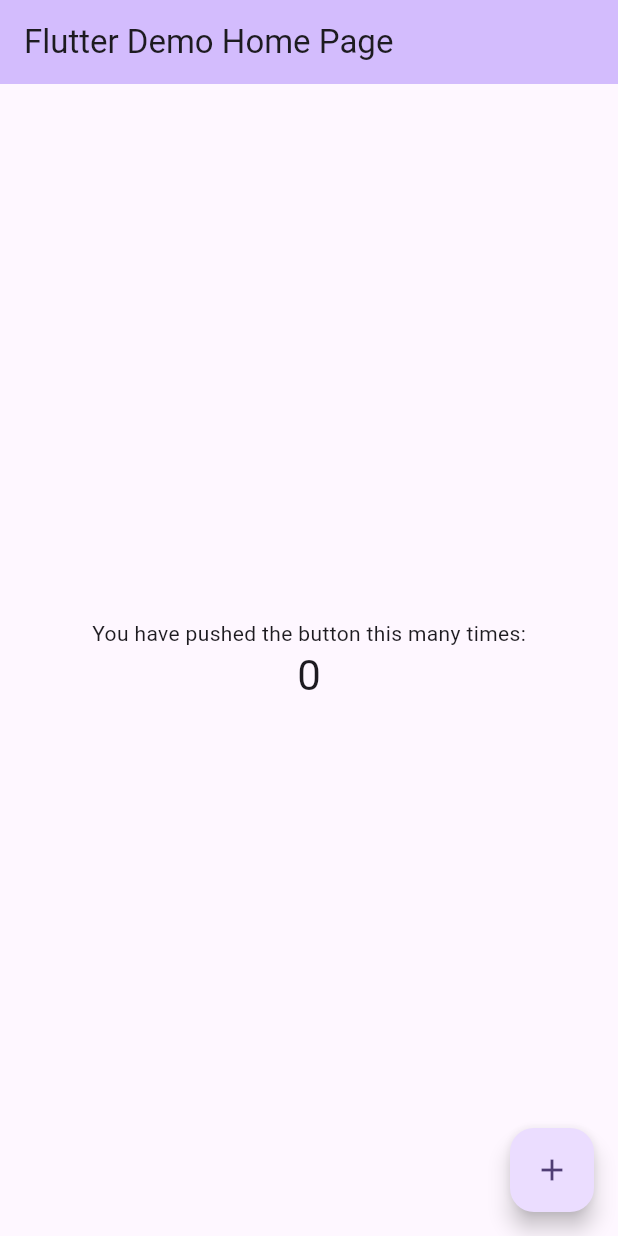
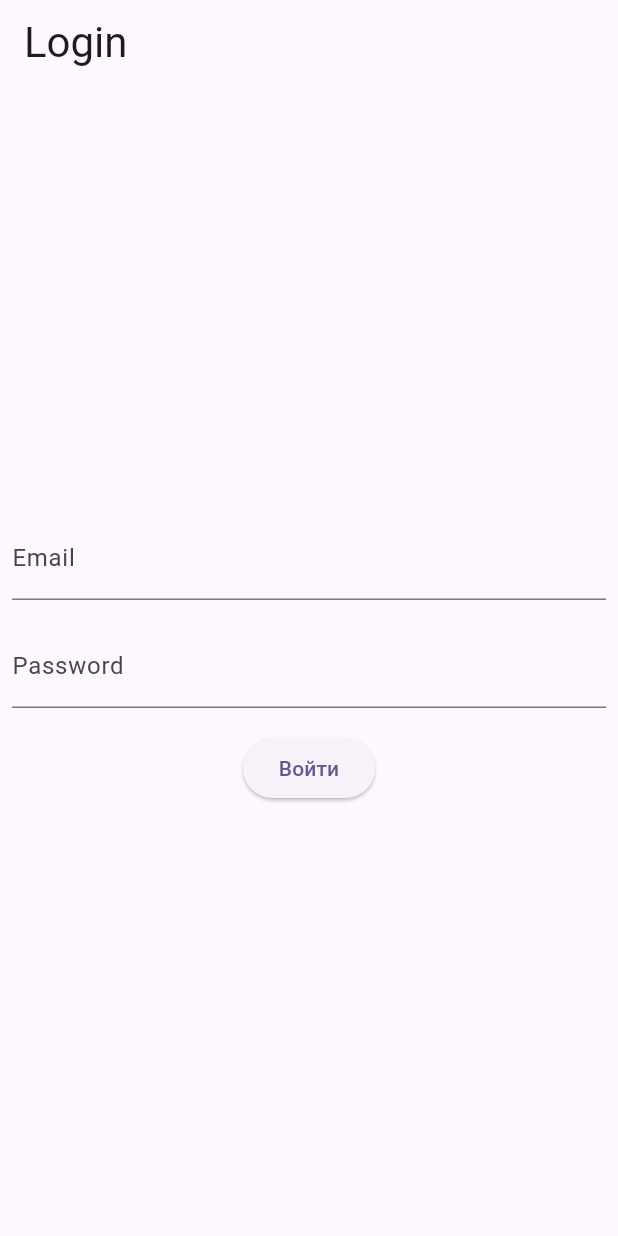
Before and after one commit to Dmitryra27/new_meal, a Flutter app: the screen it shows after launch, on a phone screen of 412 x 824 dp. Run offline on Flutter 3.47's test engine with Material 3 defaults, Android fonts, the light colour scheme and no system bars; our stand-ins replace cloud_firestore, firebase_auth, firebase_core, firebase_remote_config, flutter_dotenv, flutter_secure_storage; accounts and stored records are empty; statements that could not run were skipped.

Commit message:
Сделаны Страницы Логин и Регистрации

```diff
--- /dev/null
+++ b/lib/auth/login_page.dart
@@ -0,0 +1,97 @@
+import 'package:flutter/material.dart';
+import 'package:firebase_auth/firebase_auth.dart';
+import 'package:new_meal/auth/registration_page.dart';
+
+import '../pages/plofile_page.dart';
+
+class LoginPage extends StatefulWidget {
+  @override
+  _LoginPageState createState() => _LoginPageState();
+}
+
+class _LoginPageState extends State<LoginPage> {
+  final FirebaseAuth _auth = FirebaseAuth.instance;
+  final TextEditingController _emailController = TextEditingController();
+  final TextEditingController _passwordController = TextEditingController();
+
+  Future<void> _signIn() async {
+    try {
+      await _auth.signInWithEmailAndPassword(
+        email: _emailController.text.trim(),
+        password: _passwordController.text.trim(),
+      );
+      // Navigate to the next page upon successful sign in
+      Navigator.pushReplacement(
+          context,
+          MaterialPageRoute(
+              builder: (context) =>
+                  ProfilePage()));
+    } catch (e) {
+      // Handle sign in errors
+      showDialog(
+        context: context,
+        builder: (context) {
+          return AlertDialog(
+            title: Text('Ошибка Авторизации'),
+            content: Text('Попробуйте еще раз.'),
+            actions: <Widget>[
+              ElevatedButton(
+                child: Text('OK'),
+                onPressed: () {
+                  Navigator.of(context).pop();
+                },
+              ),
+              ElevatedButton(
+                child: Text('Зарегистрироваться'),
+                onPressed: () {
+                  Navigator.pushReplacement(
+                      context,
+                      MaterialPageRoute(
+                          builder: (context) => RegistrationPage()));
+                },
+              ),
+            ],
+          );
+        },
+      );
+    }
+  }
+
+  @override
+  Widget build(BuildContext context) {
+    return Scaffold(
+      appBar: AppBar(
+        title: Text(
+          'Login',
+          style: Theme.of(context).textTheme.headlineMedium,
+        ),
+      ),
+      body: Center(
+        child: Column(
+          mainAxisAlignment: MainAxisAlignment.center,
+          children: <Widget>[
+            Padding(
+                padding: EdgeInsets.all(8.0),
+                child: TextField(
+                  controller: _emailController,
+                  decoration: const InputDecoration(labelText: 'Email'),
+                )),
+            Padding(
+                padding: EdgeInsets.all(8.0),
+                child: TextField(
+                  controller: _passwordController,
+                  decoration: InputDecoration(labelText: 'Password'),
+                  obscureText: true,
+                )),
+            Padding(
+                padding: EdgeInsets.all(8.0),
+                child: ElevatedButton(
+                  onPressed: _signIn,
+                  child: Text('Войти'),
+                )),
+          ],
+        ),
+      ),
+    );
+  }
+}
--- a/lib/main.dart
+++ b/lib/main.dart
@@ -1,7 +1,7 @@
 import 'package:flutter/material.dart';
 import 'package:firebase_core/firebase_core.dart';
+import 'package:new_meal/pages/home_page.dart';
 import '../firebase_options.dart';
-import 'package:flutter_dotenv/flutter_dotenv.dart';
 
 Future<void> main() async {
 
@@ -19,71 +19,15 @@ class MyApp extends StatelessWidget {
   @override
   Widget build(BuildContext context) {
     return MaterialApp(
-      title: 'Flutter Demo',
+      title: 'Люблю вкусно поесть !',
       theme: ThemeData(
         colorScheme: ColorScheme.fromSeed(seedColor: Colors.deepPurple),
         useMaterial3: true,
       ),
-      home: const MyHomePage(title: 'Flutter Demo Home Page'),
+      debugShowCheckedModeBanner: false,
+
+      home: const HomePage(),
+      //home: const MyHomePage(title: 'Flutter Demo Home Page'),
     );
   }
 }
-
-class MyHomePage extends StatefulWidget {
-  const MyHomePage({super.key, required this.title});
-
-
-  final String title;
-
-  @override
-  State<MyHomePage> createState() => _MyHomePageState();
-}
-
-class _MyHomePageState extends State<MyHomePage> {
-  int _counter = 0;
-
-  void _incrementCounter() {
-    setState(() {
-
-      _counter++;
-    });
-  }
-
-  @override
-  Widget build(BuildContext context) {
-
-    return Scaffold(
-      appBar: AppBar(
-        // TRY THIS: Try changing the color here to a specific color (to
-        // Colors.amber, perhaps?) and trigger a hot reload to see the AppBar
-        // change color while the other colors stay the same.
-        backgroundColor: Theme.of(context).colorScheme.inversePrimary,
-        // Here we take the value from the MyHomePage object that was created by
-        // the App.build method, and use it to set our appbar title.
-        title: Text(widget.title),
-      ),
-      body: Center(
-        // Center is a layout widget. It takes a single child and positions it
-        // in the middle of the parent.
-        child: Column(
-
-          mainAxisAlignment: MainAxisAlignment.center,
-          children: <Widget>[
-            const Text(
-              'You have pushed the button this many times:',
-            ),
-            Text(
-              '$_counter',
-              style: Theme.of(context).textTheme.headlineMedium,
-            ),
-          ],
-        ),
-      ),
-      floatingActionButton: FloatingActionButton(
-        onPressed: _incrementCounter,
-        tooltip: 'Increment',
-        child: const Icon(Icons.add),
-      ), // This trailing comma makes auto-formatting nicer for build methods.
-    );
-  }
-}
--- /dev/null
+++ b/lib/pages/home_page.dart
@@ -0,0 +1,40 @@
+import 'package:firebase_auth/firebase_auth.dart';
+import 'package:flutter/material.dart';
+import 'package:new_meal/pages/plofile_page.dart';
+import '../auth/login_page.dart';
+
+//Попадаем с Main, проверяем авторизацию,
+//если не авторизован - то LoginPage,
+//если авторизован - то FoodPage
+class HomePage extends StatefulWidget {
+  const HomePage({super.key});
+
+  @override
+  _HomePageState createState() => _HomePageState();
+}
+class _HomePageState extends State<HomePage> {
+  final FirebaseAuth _auth = FirebaseAuth.instance;
+  @override
+  Widget build(BuildContext context) {
+    return StreamBuilder<User?>(
+      stream: _auth.authStateChanges(),
+      builder: (context, snapshot) {
+        if (snapshot.connectionState == ConnectionState.waiting) {
+          return const Center(
+            child: CircularProgressIndicator(),
+          );
+        } else if (snapshot.hasError) {
+          return const Center(
+            child: Text('Произошла ошибка'),
+          );
+        } else if (snapshot.hasData) {
+          // Пользователь авторизован
+          return ProfilePage();
+        } else {
+          // Пользователь не авторизован
+          return LoginPage();
+        }
+      },
+    );
+  }
+}
--- a/pubspec.yaml
+++ b/pubspec.yaml
@@ -17,6 +17,10 @@ dependencies:
   firebase_core: ^3.1.1
   flutter_dotenv: ^5.1.0
   flutter_secure_storage: ^9.2.2
+  firebase_auth: ^5.1.2
+  cloud_firestore: ^5.1.0
+  firebase_remote_config: ^5.0.3
+  http: ^1.2.1
 
 dev_dependencies:
   flutter_test:
@@ -27,7 +31,7 @@ dev_dependencies:
   # activated in the `analysis_options.yaml` file located at the root of your
   # package. See that file for information about deactivating specific lint
   # rules and activating additional ones.
-  flutter_lints: ^3.0.0
+  flutter_lints: ^4.0.0
 
 # For information on the generic Dart part of this file, see the
 # following page: https://dart.dev/tools/pub/pubspec
```
Also changed, not shown: lib/auth/registration_page.dart (added, +90 -0 lines), lib/old_pages/login_registration_page_old.dart (added, +124 -0 lines), lib/old_pages/login_registration_page_old2.dart (added, +123 -0 lines), lib/pages/plofile_page.dart (added, +106 -0 lines), lib/firebase_options.dart, lib/old_functions/get_api_key_web.dart (renamed from lib/functions/get_api_key_web.dart), lib/old_functions/keys.dart (renamed from lib/keys/keys.dart), lib/old_functions/secure_storage.dart (renamed from lib/functions/secure_storage.dart), pubspec.lock, 4 other files.
